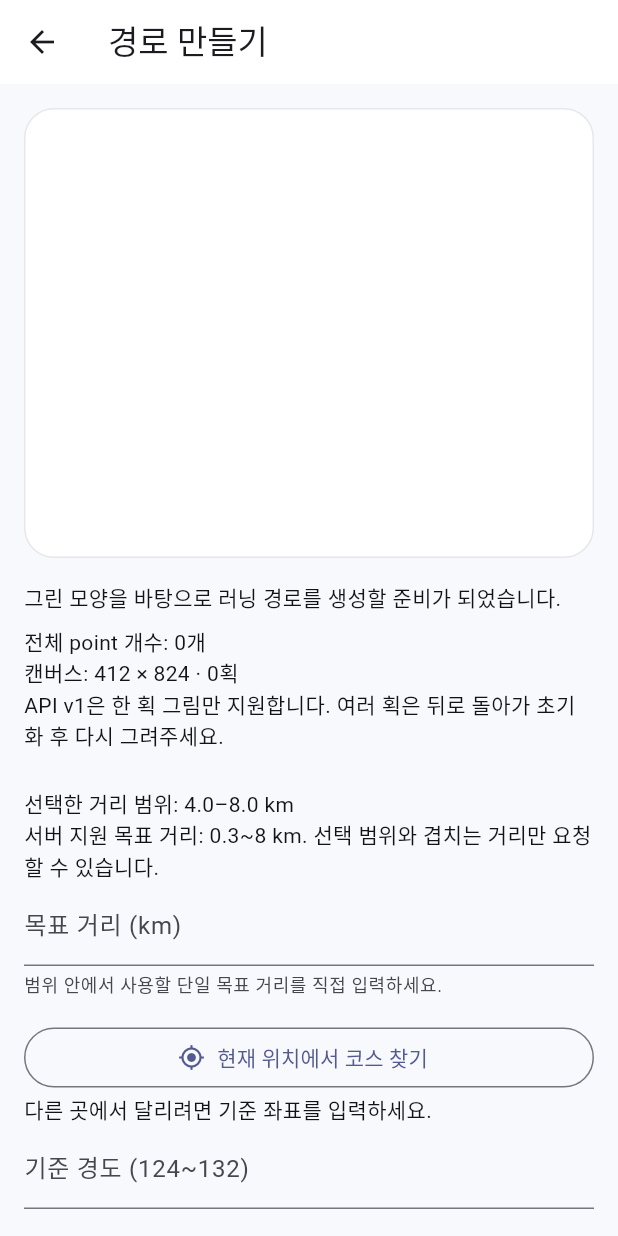
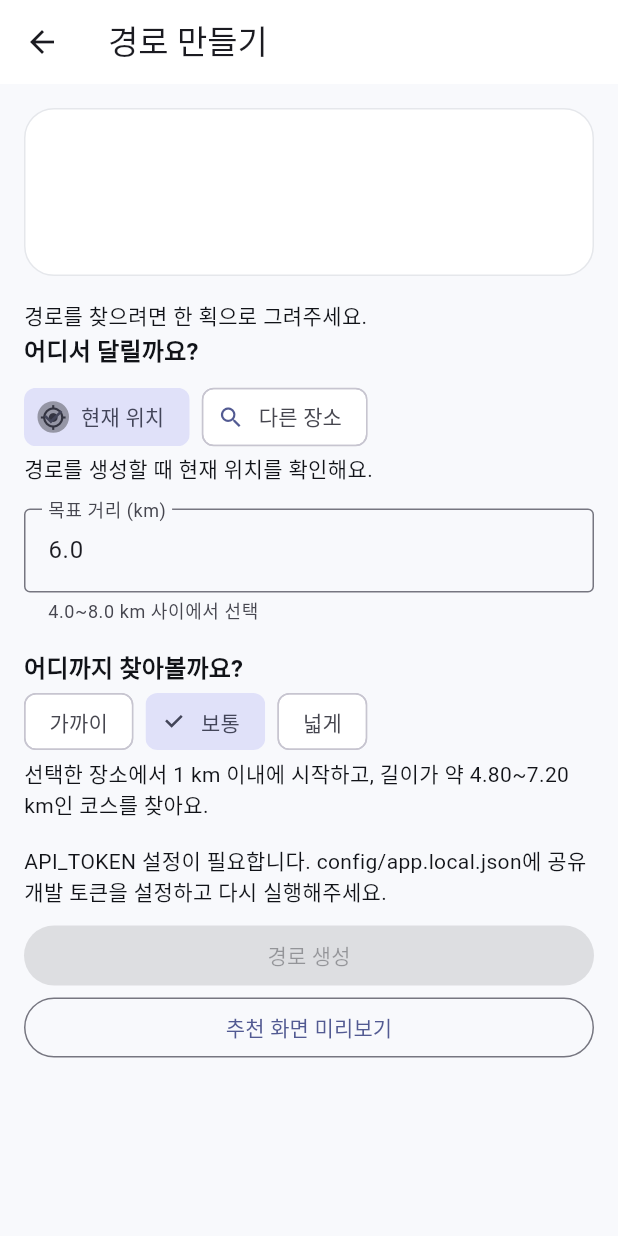
Before and after one commit to leezil/runline, a Flutter app: the RouteGenerationScreen screen opened directly with empty values, on a phone screen of 412 x 824 dp. Run offline on Flutter 3.47's test engine with Material 3 defaults, Android fonts, the phone set to English and light mode, and no system bars; our stand-ins replace flutter_secure_storage, geolocator, image_picker, sembast, sembast_web and 1 more; missing offline and left inert: dart:ffi, dart:js_interop, kakao_flutter_sdk_user, kakao_map_sdk; accounts and stored records are empty.

Commit message:
feat: 경로 만들기 화면에 출발 위치 선택 추가
- 현재 위치를 기본으로 선택하고, 경로 생성 시 GPS 위치를 확인
- 다른 장소를 선택하면 카카오맵에서 지역명, 장소, 주소를 검색해 출발 위치로 설정
- 그림 미리보기를 줄이고, 선택한 범위의 중간값을 목표 거리 기본값으로 표시
- PR #10의 가까이·보통·넓게 선택을 포함한 경로 만들기 화면의 전체 배치 적용

```diff
--- a/runline/lib/features/route_drawing/route_generation_screen.dart
+++ b/runline/lib/features/route_drawing/route_generation_screen.dart
@@ -1,10 +1,12 @@
 import 'dart:async';
+import 'dart:math' as math;
 
 import 'package:flutter/material.dart';
 
 import '../../app/app_colors.dart';
 import '../../app/app_spacing.dart';
 import 'drawing_controller.dart';
+import 'route_place_search.dart';
 import '../route_generation/route_api.dart';
 import '../route_recommendation/recommended_route.dart';
 import '../route_recommendation/route_recommendation_screen.dart';
@@ -18,6 +20,7 @@ class RouteGenerationScreen extends StatefulWidget {
     this.maxDistanceKm = 8,
     this.service,
     this.location,
+    this.placeSearch,
     this.config = const RouteApiConfig(),
   });
 
@@ -26,6 +29,7 @@ class RouteGenerationScreen extends StatefulWidget {
   final double maxDistanceKm;
   final RouteService? service;
   final RunningLocation? location;
+  final RoutePlaceSearch? placeSearch;
   final RouteApiConfig config;
 
   @override
@@ -54,12 +58,21 @@ class _RouteGenerationScreenState extends State<RouteGenerationScreen> {
   final _target = TextEditingController();
   final _longitude = TextEditingController();
   final _latitude = TextEditingController();
+  final _query = TextEditingController();
   _SearchRange _range = _SearchRange.standard;
   late final RouteService _service =
       widget.service ?? RouteApi(config: widget.config);
   bool _busy = false;
   bool _locating = false;
+  bool _searching = false;
+  bool _otherPlace = false;
+  RoutePlace? _place;
+  List<RoutePlace> _places = const [];
+  String? _searchMessage;
   String? _message;
+  bool get _canSearch => widget.placeSearch != null || canSearchRoutePlaces;
+  double get _minTarget => math.max(.3, widget.minDistanceKm);
+  double get _maxTarget => math.min(8, widget.maxDistanceKm);
   RouteGenerationInput get _input => RouteGenerationInput(
     drawing: widget.drawing,
     minDistanceKm: widget.minDistanceKm,
@@ -67,16 +80,59 @@ class _RouteGenerationScreenState extends State<RouteGenerationScreen> {
   );
 
   @override
+  void initState() {
+    super.initState();
+    if (_minTarget <= _maxTarget) {
+      _target.text = ((_minTarget + _maxTarget) / 2).toStringAsFixed(1);
+    }
+  }
+
+  @override
   void dispose() {
     _target.dispose();
     _longitude.dispose();
     _latitude.dispose();
+    _query.dispose();
     if (widget.service == null) _service.close();
     super.dispose();
   }
 
-  Future<void> _useCurrentLocation() async {
-    if (_busy || _locating) return;
+  Future<void> _searchPlaces() async {
+    final query = _query.text.trim();
+    if (_searching || query.isEmpty) return;
+    FocusScope.of(context).unfocus();
+    setState(() {
+      _searching = true;
+      _places = const [];
+      _searchMessage = null;
+    });
+    try {
+      final matches = await (widget.placeSearch ?? searchRoutePlaces)(query);
+      if (!mounted) return;
+      setState(() {
+        _places = matches;
+        if (matches.isEmpty) _searchMessage = '검색 결과가 없어요. 지역명이나 주소를 바꿔보세요.';
+      });
+    } catch (_) {
+      if (mounted) setState(() => _searchMessage = '장소 검색에 실패했어요. 다시 시도해주세요.');
+    } finally {
+      if (mounted) setState(() => _searching = false);
+    }
+  }
+
+  void _selectPlaceMode(bool otherPlace) {
+    if (_otherPlace == otherPlace) return;
+    setState(() {
+      _otherPlace = otherPlace;
+      _place = null;
+      _longitude.clear();
+      _latitude.clear();
+      _message = null;
+    });
+  }
+
+  Future<bool> _useCurrentLocation() async {
+    if (_locating) return false;
     setState(() {
       _locating = true;
       _message = null;
@@ -84,10 +140,10 @@ class _RouteGenerationScreenState extends State<RouteGenerationScreen> {
     try {
       final location = widget.location ?? GeolocatorRunningLocation();
       final status = await location.prepare();
-      if (!mounted) return;
+      if (!mounted) return false;
       if (status != null) {
         throw const RouteApiException(
-          '현재 위치를 가져올 수 없습니다. 위치 권한과 위치 서비스를 확인하거나 좌표를 입력해주세요.',
+          '현재 위치를 가져올 수 없어요. 위치 권한을 확인하거나 다른 장소를 선택해주세요.',
         );
       }
       final fix = Completer<GpsPoint>();
@@ -115,21 +171,22 @@ class _RouteGenerationScreenState extends State<RouteGenerationScreen> {
       } finally {
         await subscription.cancel();
       }
-      if (!mounted) return;
+      if (!mounted) return false;
       setState(() {
         _longitude.text = point.longitude.toStringAsFixed(6);
         _latitude.text = point.latitude.toStringAsFixed(6);
-        _message = '현재 위치를 코스 탐색 기준으로 설정했습니다.';
       });
+      return true;
     } on RouteApiException catch (error) {
       if (mounted) setState(() => _message = error.message);
     } catch (_) {
       if (mounted) {
-        setState(() => _message = 'GPS 위치를 확인하지 못했습니다. 다시 시도하거나 좌표를 입력해주세요.');
+        setState(() => _message = 'GPS 위치를 확인하지 못했어요. 다시 시도하거나 다른 장소를 선택해주세요.');
       }
     } finally {
       if (mounted) setState(() => _locating = false);
     }
+    return false;
   }
 
   Future<void> _request() async {
@@ -140,13 +197,19 @@ class _RouteGenerationScreenState extends State<RouteGenerationScreen> {
     });
     try {
       final target = double.tryParse(_target.text.trim());
+      if (target == null) {
+        throw const RouteApiException('범위 안에서 목표 거리(km)를 입력해주세요.');
+      }
+      if (!target.isFinite || target < _minTarget || target > _maxTarget) {
+        throw const RouteApiException('화면에 표시된 범위 안에서 목표 거리를 선택해주세요.');
+      }
+      if (!_otherPlace && _longitude.text.isEmpty && _latitude.text.isEmpty) {
+        if (!await _useCurrentLocation() || !mounted) return;
+      }
       final lon = double.tryParse(_longitude.text.trim());
       final lat = double.tryParse(_latitude.text.trim());
-      if (target == null) {
-        throw const RouteApiException('거리 범위 안에서 사용할 목표 거리(km)를 직접 입력해주세요.');
-      }
       if (lon == null || lat == null) {
-        throw const RouteApiException('현재 위치를 선택하거나 코스를 찾을 기준 좌표를 입력해주세요.');
+        throw const RouteApiException('검색 결과에서 출발 기준 장소를 선택해주세요.');
       }
       final request = RouteRequest(
         input: _input,
@@ -188,7 +251,10 @@ class _RouteGenerationScreenState extends State<RouteGenerationScreen> {
   }
 
   @override
-  Widget build(BuildContext context) => Scaffold(
+  Widget build(BuildContext context) {
+    final enabled = !_busy && !_locating;
+    final previewOnly = widget.service == null && !widget.config.hasToken;
+    return Scaffold(
       appBar: AppBar(title: const Text('경로 만들기')),
       body: SafeArea(
         top: false,
@@ -198,22 +264,89 @@ class _RouteGenerationScreenState extends State<RouteGenerationScreen> {
             crossAxisAlignment: CrossAxisAlignment.stretch,
             children: [
               SizedBox(
-              height: 300,
+                height: 112,
                 child: DrawingPreview(drawing: widget.drawing),
               ),
               const SizedBox(height: AppSpacing.md),
-            const Text('그린 모양을 바탕으로 러닝 경로를 생성할 준비가 되었습니다.'),
+              if (widget.drawing.strokes.length != 1)
+                const Text('경로를 찾으려면 한 획으로 그려주세요.'),
+              Text('어디서 달릴까요?', style: Theme.of(context).textTheme.titleMedium),
               const SizedBox(height: AppSpacing.xs),
-            Text('전체 point 개수: ${widget.drawing.points.length}개'),
+              Wrap(
+                spacing: 8,
+                children: [
+                  ChoiceChip(
+                    avatar: const Icon(Icons.my_location, size: 18),
+                    label: const Text('현재 위치'),
+                    selected: !_otherPlace,
+                    onSelected: enabled ? (_) => _selectPlaceMode(false) : null,
+                  ),
+                  ChoiceChip(
+                    avatar: const Icon(Icons.search, size: 18),
+                    label: const Text('다른 장소'),
+                    selected: _otherPlace,
+                    onSelected: enabled ? (_) => _selectPlaceMode(true) : null,
+                  ),
+                ],
+              ),
+              if (!_otherPlace)
                 Text(
-              '캔버스: ${widget.drawing.canvasSize.width.toStringAsFixed(0)} × ${widget.drawing.canvasSize.height.toStringAsFixed(0)} · ${widget.drawing.strokes.length}획',
+                  _longitude.text.isEmpty
+                      ? '경로를 생성할 때 현재 위치를 확인해요.'
+                      : '현재 위치를 코스 탐색 기준으로 설정했습니다.',
+                )
+              else if (_canSearch) ...[
+                const SizedBox(height: AppSpacing.xs),
+                TextField(
+                  key: const Key('place-query'),
+                  controller: _query,
+                  enabled: enabled && !_searching,
+                  textInputAction: TextInputAction.search,
+                  onSubmitted: (_) => _searchPlaces(),
+                  decoration: InputDecoration(
+                    border: const OutlineInputBorder(),
+                    labelText: '지역명, 장소 또는 주소',
+                    hintText: '예: 평촌중앙공원',
+                    suffixIcon: IconButton(
+                      tooltip: '장소 검색',
+                      onPressed: enabled && !_searching ? _searchPlaces : null,
+                      icon: const Icon(Icons.search),
                     ),
-            const Text('API v1은 한 획 그림만 지원합니다. 여러 획은 뒤로 돌아가 초기화 후 다시 그려주세요.'),
-            const SizedBox(height: AppSpacing.lg),
-            Text(
-              '선택한 거리 범위: ${widget.minDistanceKm}–${widget.maxDistanceKm} km',
                   ),
-            const Text('서버 지원 목표 거리: 0.3~8 km. 선택 범위와 겹치는 거리만 요청할 수 있습니다.'),
+                ),
+                if (_searching) const LinearProgressIndicator(),
+                if (_searchMessage != null) Text(_searchMessage!),
+                for (final place in _places)
+                  ListTile(
+                    contentPadding: EdgeInsets.zero,
+                    leading: const Icon(Icons.place_outlined),
+                    title: Text(place.name),
+                    subtitle: place.address == place.name
+                        ? null
+                        : Text(place.address),
+                    onTap: enabled ? () => _setPlace(place) : null,
+                  ),
+                if (_place case final place?)
+                  ListTile(
+                    contentPadding: EdgeInsets.zero,
+                    leading: const Icon(Icons.check_circle_outline),
+                    title: Text(place.name),
+                    subtitle: place.address == place.name
+                        ? null
+                        : Text(place.address),
+                  ),
+              ],
+              if (_otherPlace && !_canSearch) ...[
+                const Text('장소 검색을 사용할 수 없어요. 출발 위치의 좌표를 입력해주세요.'),
+                _coordinateField(
+                  'test-longitude',
+                  '기준 경도',
+                  _longitude,
+                  enabled,
+                ),
+                _coordinateField('test-latitude', '기준 위도', _latitude, enabled),
+              ],
+              const SizedBox(height: AppSpacing.md),
               TextField(
                 controller: _target,
                 key: const Key('target-distance'),
@@ -221,40 +354,20 @@ class _RouteGenerationScreenState extends State<RouteGenerationScreen> {
                 keyboardType: const TextInputType.numberWithOptions(
                   decimal: true,
                 ),
-              decoration: const InputDecoration(
+                decoration: InputDecoration(
+                  border: const OutlineInputBorder(),
                   labelText: '목표 거리 (km)',
-                helperText: '범위 안에서 사용할 단일 목표 거리를 직접 입력하세요.',
+                  helperText: _minTarget <= _maxTarget
+                      ? '${_minTarget.toStringAsFixed(1)}~${_maxTarget.toStringAsFixed(1)} km 사이에서 선택'
+                      : '뒤로 돌아가 8 km 이하를 포함하는 범위를 선택해주세요.',
+                  helperMaxLines: 2,
                 ),
               ),
               const SizedBox(height: AppSpacing.md),
-            OutlinedButton.icon(
-              onPressed: _busy || _locating ? null : _useCurrentLocation,
-              icon: const Icon(Icons.my_location),
-              label: Text(_locating ? '위치 확인 중' : '현재 위치에서 코스 찾기'),
+              Text(
+                '어디까지 찾아볼까요?',
+                style: Theme.of(context).textTheme.titleMedium,
               ),
-            const Text('다른 곳에서 달리려면 기준 좌표를 입력하세요.'),
-
-            TextField(
-              controller: _longitude,
-              key: const Key('test-longitude'),
-              enabled: !_busy && !_locating,
-              keyboardType: const TextInputType.numberWithOptions(
-                decimal: true,
-                signed: true,
-              ),
-              decoration: const InputDecoration(labelText: '기준 경도 (124~132)'),
-            ),
-            TextField(
-              controller: _latitude,
-              key: const Key('test-latitude'),
-              enabled: !_busy && !_locating,
-              keyboardType: const TextInputType.numberWithOptions(
-                decimal: true,
-                signed: true,
-              ),
-              decoration: const InputDecoration(labelText: '기준 위도 (32~39)'),
-            ),
-            Text('어디까지 찾아볼까요?', style: Theme.of(context).textTheme.titleMedium),
               Wrap(
                 spacing: 8,
                 children: [
@@ -262,7 +375,7 @@ class _RouteGenerationScreenState extends State<RouteGenerationScreen> {
                     ChoiceChip(
                       label: Text(range.label),
                       selected: _range == range,
-                    onSelected: !_busy && !_locating
+                      onSelected: enabled
                           ? (_) => setState(() => _range = range)
                           : null,
                     ),
@@ -276,10 +389,8 @@ class _RouteGenerationScreenState extends State<RouteGenerationScreen> {
                   final distance =
                       target != null &&
                           target.isFinite &&
-                        target >= widget.minDistanceKm &&
-                        target >= .3 &&
-                        target <= widget.maxDistanceKm &&
-                        target <= 8
+                          target >= _minTarget &&
+                          target <= _maxTarget
                       ? '약 ${(target * (1 - _range.tolerance)).toStringAsFixed(2)}~${(target * (1 + _range.tolerance)).toStringAsFixed(2)} km'
                       : '목표 거리의 ±$percent%';
                   return Text(
@@ -288,46 +399,80 @@ class _RouteGenerationScreenState extends State<RouteGenerationScreen> {
                   );
                 },
               ),
-            if (widget.service == null && !widget.config.hasToken)
+              const SizedBox(height: AppSpacing.md),
+              if (previewOnly)
                 const Text(
                   'API_TOKEN 설정이 필요합니다. config/app.local.json에 공유 개발 토큰을 설정하고 다시 실행해주세요.',
                 ),
-            const Text(
-              'Flutter Web 토큰은 브라우저에서 확인 가능합니다. 공유 테스트 토큰을 쓰는 개발 환경에서만 직접 호출하세요.',
+              if (_message != null)
+                Text(
+                  _message!,
+                  key: const Key('api-message'),
+                  textAlign: TextAlign.center,
                 ),
-            if (_message != null)
-              Text(_message!, key: const Key('api-message')),
-            if (_busy) ...[
+              if (_busy || _locating) ...[
                 const LinearProgressIndicator(),
-              const Text('요청 중입니다. 화면을 나가거나 120초가 지나도 서버 계산은 계속될 수 있습니다.'),
+                Text(_locating ? '현재 위치를 확인하고 있어요.' : '그린 모양과 비슷한 코스를 찾고 있어요.'),
               ],
               const SizedBox(height: AppSpacing.xs),
               FilledButton(
                 onPressed:
-                  _busy ||
-                      _locating ||
-                      (widget.service == null && !widget.config.hasToken)
+                    !enabled ||
+                        _searching ||
+                        _minTarget > _maxTarget ||
+                        widget.drawing.strokes.length != 1 ||
+                        previewOnly
                     ? null
                     : () => _request(),
                 child: const Text('경로 생성'),
               ),
-            const SizedBox(height: AppSpacing.md),
-            const Text('개발용 미리보기: Mock Data를 사용하며 실제 추천 경로가 아닙니다.'),
+              if (previewOnly)
                 OutlinedButton(
-              onPressed: _busy
-                  ? null
-                  : () => Navigator.of(context).push<void>(
+                  onPressed: enabled
+                      ? () => Navigator.of(context).push<void>(
                           MaterialPageRoute(
                             builder: (_) =>
                                 RouteRecommendationScreen(input: _input),
                           ),
-                    ),
+                        )
+                      : null,
                   child: const Text('추천 화면 미리보기'),
                 ),
             ],
           ),
         ),
       ),
+    );
+  }
+
+  void _setPlace(RoutePlace place) {
+    setState(() {
+      _place = place;
+      _places = const [];
+      _query.text = place.name;
+      _longitude.text = place.longitude.toString();
+      _latitude.text = place.latitude.toString();
+      _message = null;
+    });
+  }
+
+  Widget _coordinateField(
+    String key,
+    String label,
+    TextEditingController controller,
+    bool enabled,
+  ) => TextField(
+    key: Key(key),
+    controller: controller,
+    enabled: enabled,
+    keyboardType: const TextInputType.numberWithOptions(
+      decimal: true,
+      signed: true,
+    ),
+    decoration: InputDecoration(labelText: label),
+    onChanged: (_) {
+      if (_place != null) setState(() => _place = null);
+    },
   );
 }
 
--- /dev/null
+++ b/runline/lib/features/route_drawing/route_place_search.dart
@@ -0,0 +1,16 @@
+import 'route_place_search_stub.dart'
+    if (dart.library.js_interop) 'route_place_search_web.dart'
+    as platform;
+
+typedef RoutePlace = ({
+  String name,
+  String address,
+  double longitude,
+  double latitude,
+});
+typedef RoutePlaceSearch = Future<List<RoutePlace>> Function(String query);
+
+const canSearchRoutePlaces = platform.canSearchRoutePlaces;
+
+Future<List<RoutePlace>> searchRoutePlaces(String query) =>
+    platform.searchRoutePlaces(query);
--- /dev/null
+++ b/runline/lib/features/route_drawing/route_place_search_stub.dart
@@ -0,0 +1,6 @@
+import 'route_place_search.dart';
+
+const canSearchRoutePlaces = false;
+
+Future<List<RoutePlace>> searchRoutePlaces(String query) async =>
+    throw UnsupportedError('Kakao Web place search is unavailable');
```
Also changed, not shown: runline/lib/features/route_drawing/route_place_search_web.dart (added, +75 -0 lines), runline/lib/shared/widgets/runline_map_view_web.dart (+11 -2 lines), 2 other files. Lines whose indentation alone changed are shown as unchanged.
